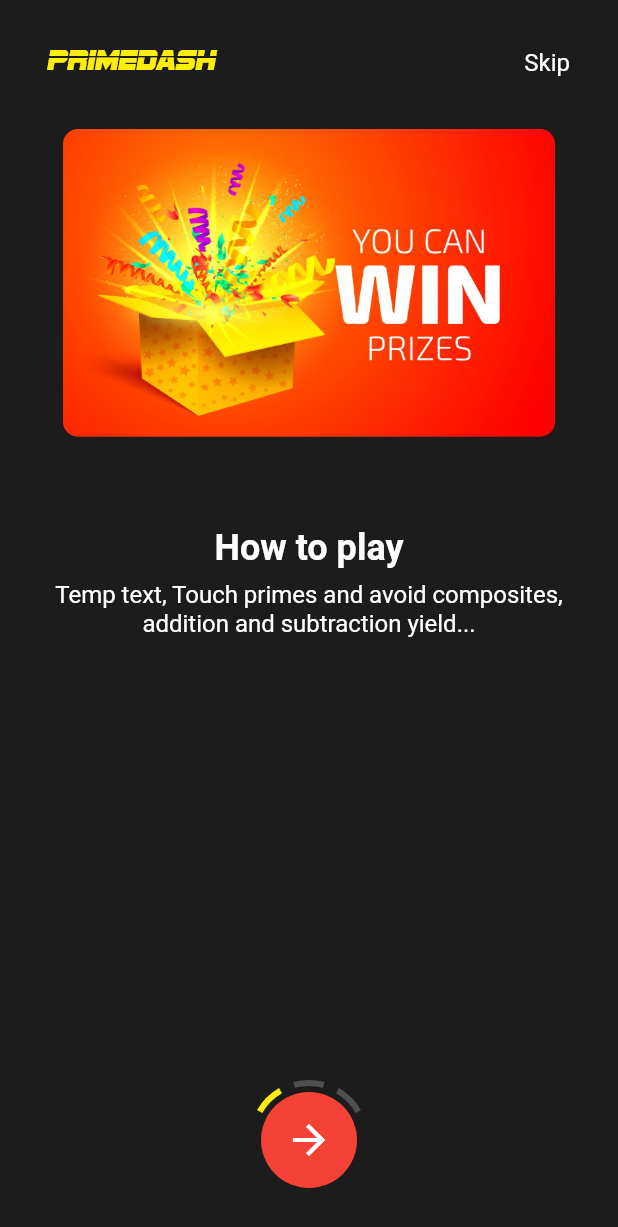
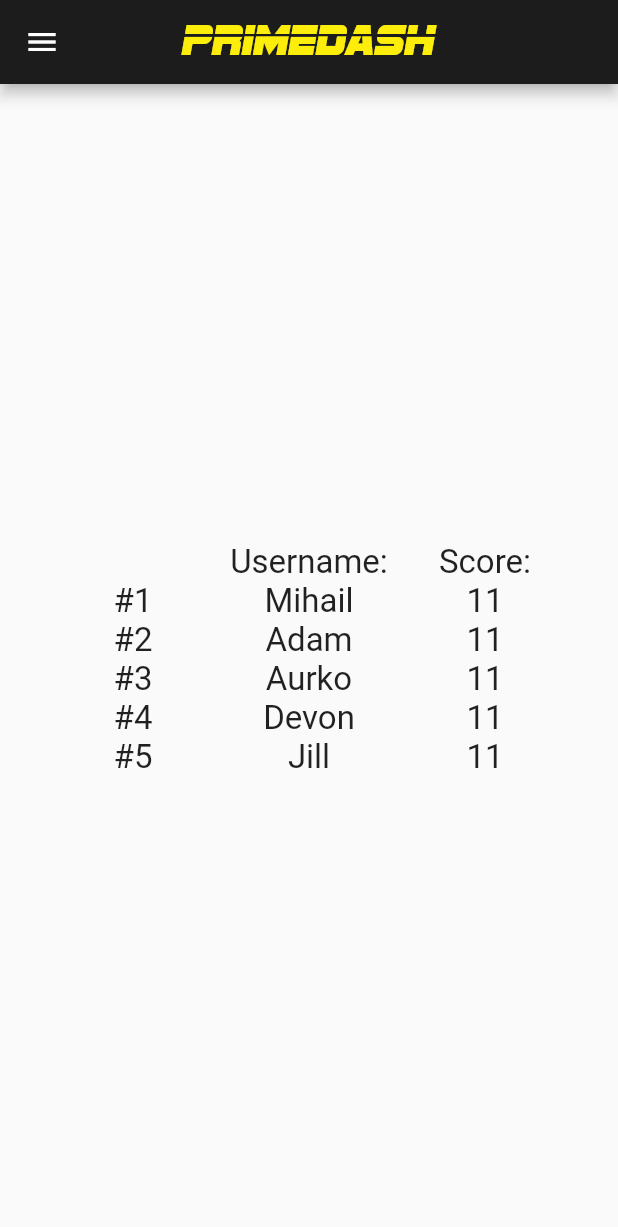
Before and after one commit to MihailOfficial/primedart, a Flutter app: the Product screen opened directly, on a phone screen of 412 x 824 dp. Shown: the top 1227 px of the screen. Run offline on Flutter 3.47's test engine with Material 2 defaults, Android fonts, the phone set to English and light mode, and no system bars; our stand-ins replace shared_preferences, simple_animations; missing offline and left inert: flame, normal; accounts and stored records are empty; statements that could not run were skipped.

Commit message:
basic highscore

```diff
--- a/lib/main.dart
+++ b/lib/main.dart
@@ -66,7 +66,7 @@ class MyApp extends StatelessWidget {
     return MaterialApp(
       debugShowCheckedModeBanner: false,
       title: 'Onboarding Concept',
-      home: Builder(
+      home: Product()/*Builder(
         builder: (BuildContext context) {
           var screenHeight = MediaQuery.of(context).size.height;
 
@@ -74,7 +74,7 @@ class MyApp extends StatelessWidget {
             screenHeight: screenHeight,
           );
         },
-      ),
+      ),*/
     );
   }
 }
--- a/lib/product.dart
+++ b/lib/product.dart
@@ -33,6 +33,7 @@ import "package:normal/normal.dart";
 import "package:flame/time.dart";
 import 'package:shared_preferences/shared_preferences.dart';
 import 'screens/onboarding/onboarding.dart';
+ var names = ["Mihail", "Adam", "Aurko", "Devon", "Jill"];
 class Product extends StatelessWidget {
   static const String routeName = "/product";
 
@@ -52,15 +53,72 @@ class App extends StatelessWidget {
     return MaterialApp(
       debugShowCheckedModeBanner: false,
       title: 'Onboarding Concept',
-      home: Builder(
-        builder: (BuildContext context) {
-          var screenHeight = MediaQuery.of(context).size.height;
-
-          return Onboarding(
-            screenHeight: screenHeight,
-          );
-        },
-      ),
+      home: ScoreScreen()
     );
   }
 }
+
+class ScoreScreen extends StatelessWidget {
+
+
+
+  @override
+  Widget build(BuildContext context) {
+    return Scaffold(
+        drawer: AppDrawer(),
+        appBar: AppBar(
+
+
+          centerTitle: true,
+          title: Text('Primedash', style: TextStyle(fontFamily: 'logo',
+              fontSize: 30,
+              color: Color.fromRGBO(252, 238, 10, 1))),
+
+          backgroundColor: Color.fromRGBO(28, 28, 28, 1),
+        ),
+        body: Center(
+            child: Column(
+                mainAxisAlignment: MainAxisAlignment.center,
+                children: <Widget>[
+                  Container(
+                    margin: EdgeInsets.all(30),
+                    child: Table(
+
+                      children: [
+                        TableRow(children: [
+                          Text(''),
+                          Text('Username:', textAlign: TextAlign.center, style: TextStyle(fontSize: 22)),
+                          Text('Score:', textAlign: TextAlign.center, style: TextStyle(fontSize: 22)),
+                        ]),
+                        TableRow(children: [
+                          Text('#1', textAlign: TextAlign.center, style: TextStyle(fontSize: 22)),
+                          Text(names[0], textAlign: TextAlign.center, style: TextStyle(fontSize: 22)),
+                          Text('11', textAlign: TextAlign.center, style: TextStyle(fontSize: 22)),
+                        ]),
+                        TableRow(children: [
+                          Text('#2', textAlign: TextAlign.center, style: TextStyle(fontSize: 22)),
+                          Text(names[1], textAlign: TextAlign.center, style: TextStyle(fontSize: 22)),
+                          Text('11', textAlign: TextAlign.center, style: TextStyle(fontSize: 22)),
+                        ]),
+                        TableRow(children: [
+                          Text('#3', textAlign: TextAlign.center, style: TextStyle(fontSize: 22)),
+                          Text(names[2], textAlign: TextAlign.center, style: TextStyle(fontSize: 22)),
+                          Text('11', textAlign: TextAlign.center, style: TextStyle(fontSize: 22)),
+                        ]),
+                        TableRow(children: [
+                          Text('#4', textAlign: TextAlign.center, style: TextStyle(fontSize: 22)),
+                          Text(names[3], textAlign: TextAlign.center, style: TextStyle(fontSize: 22)),
+                          Text('11', textAlign: TextAlign.center, style: TextStyle(fontSize: 22)),
+                        ]),
+                        TableRow(children: [
+                          Text('#5', textAlign: TextAlign.center, style: TextStyle(fontSize: 22)),
+                          Text(names[4], textAlign: TextAlign.center, style: TextStyle(fontSize: 22)),
+                          Text('11', textAlign: TextAlign.center, style: TextStyle(fontSize: 22)),
+                        ]),
+
+                      ],
+                    ),
+                  ),
+                ])));
+  }
+}
```
